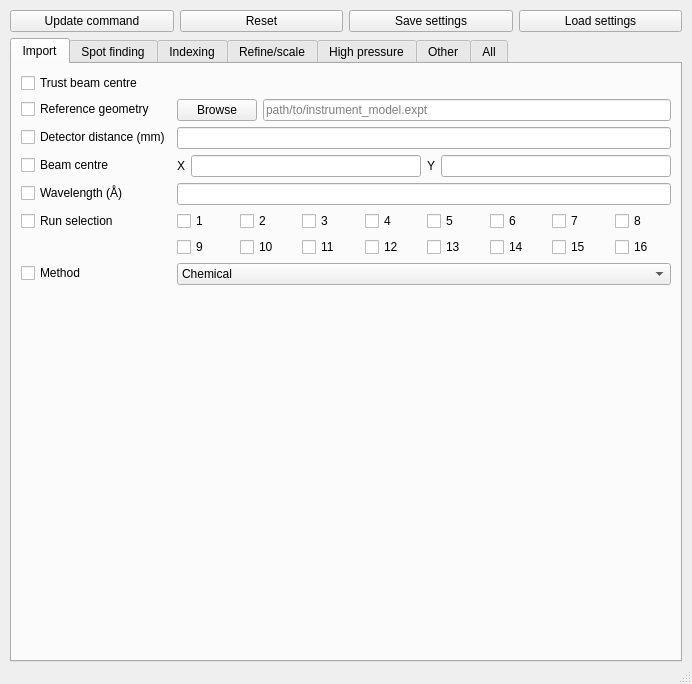
Above: i19-gui/OptionsWindow.ui from xia2/i19-gui before the change. Below: the same form after it.
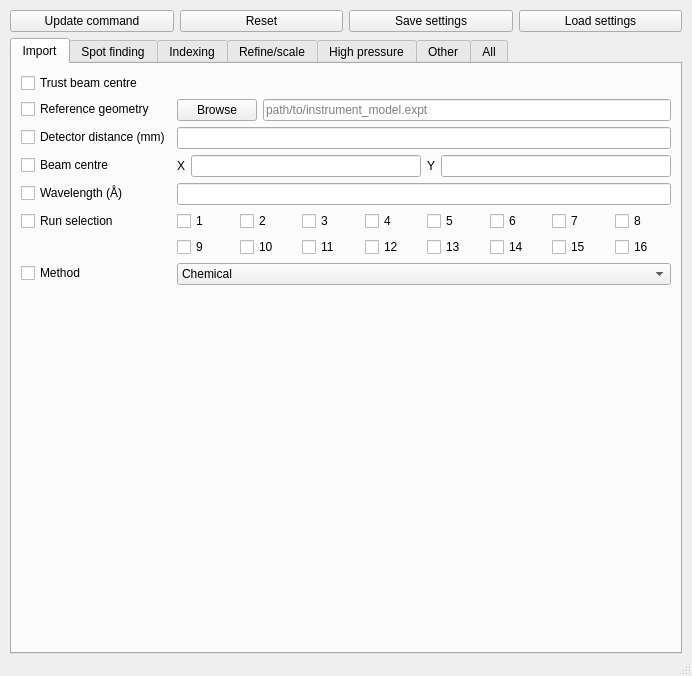
That is the form after the change.

Commit message: Slightly improve appearance of textEdit and labels

The edit to the form file:
```diff
--- a/i19-gui/OptionsWindow.ui
+++ b/i19-gui/OptionsWindow.ui
@@ -7,7 +7,7 @@
     <x>0</x>
     <y>0</y>
     <width>692</width>
-    <height>684</height>
+    <height>676</height>
    </rect>
   </property>
   <property name="windowTitle">
```
Left out of the diff: 81 changed lines with no effect on the pictures.
